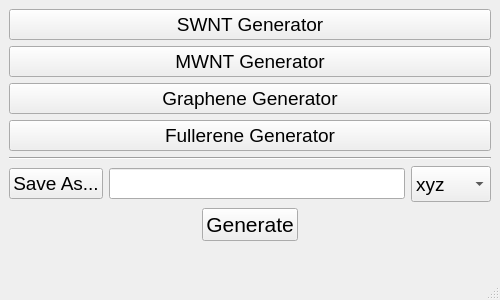
This is sknano/apps/nanogen_gui/nanogen.ui in scikit-nano/scikit-nano as Qt 5 draws it before an edit. The edited form follows.
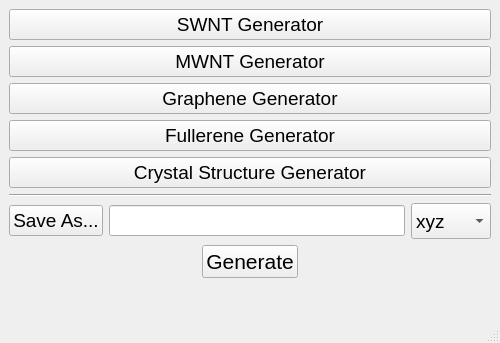
This is the edited form.

Diff of the .ui file:
```diff
--- a/sknano/apps/nanogen_gui/nanogen.ui
+++ b/sknano/apps/nanogen_gui/nanogen.ui
@@ -7,7 +7,7 @@
     <x>0</x>
     <y>0</y>
     <width>500</width>
-    <height>300</height>
+    <height>343</height>
    </rect>
   </property>
   <property name="sizePolicy">
@@ -89,6 +89,18 @@
         </property>
        </widget>
       </item>
+      <item>
+       <widget class="QPushButton" name="xtal_structure_generator_push_button">
+        <property name="font">
+         <font>
+          <family>Arial</family>
+         </font>
+        </property>
+        <property name="text">
+         <string>Crystal Structure Generator</string>
+        </property>
+       </widget>
+      </item>
      </layout>
     </item>
     <item>
@@ -143,8 +155,11 @@
             <pointsize>14</pointsize>
            </font>
           </property>
+          <property name="currentText">
+           <string>xyz</string>
+          </property>
           <property name="currentIndex">
-           <number>1</number>
+           <number>3</number>
           </property>
           <property name="modelColumn">
            <number>0</number>
@@ -154,6 +169,16 @@
             <string>data</string>
            </property>
           </item>
+          <item>
+           <property name="text">
+            <string>dump</string>
+           </property>
+          </item>
+          <item>
+           <property name="text">
+            <string>pdb</string>
+           </property>
+          </item>
           <item>
            <property name="text">
             <string>xyz</string>
@@ -222,6 +247,9 @@
      </spacer>
     </item>
    </layout>
+   <zorder>line</zorder>
+   <zorder></zorder>
+   <zorder>xtal_structure_generator_push_button</zorder>
   </widget>
   <widget class="QStatusBar" name="nanogen_status_bar"/>
  </widget>
```
